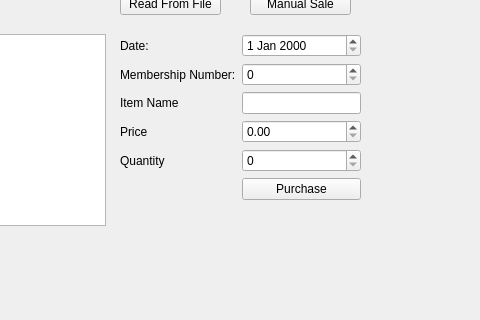
The window that make_sale/make_sale.ui (WinterCS003/CS008_Project1) describes before a commit, drawn with Qt 5; both pictures show x 170 to 650 and y 106 to 426 of the 800 by 600 pixel window.
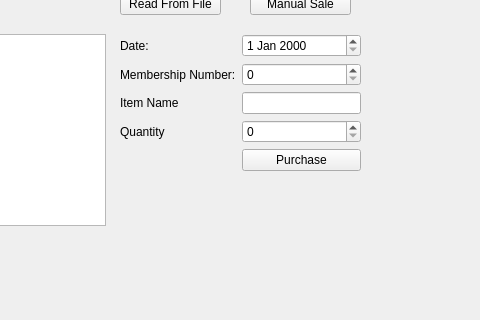
The same window after the commit.

Patch:
```diff
--- a/make_sale/make_sale.ui
+++ b/make_sale/make_sale.ui
@@ -65,6 +65,9 @@
        </property>
       </widget>
      </item>
+     <item row="1" column="1">
+      <widget class="QSpinBox" name="Id"/>
+     </item>
      <item row="2" column="0">
       <widget class="QLabel" name="nameLabel">
        <property name="text">
@@ -76,20 +79,16 @@
       <widget class="QLineEdit" name="itemName"/>
      </item>
      <item row="3" column="0">
-      <widget class="QLabel" name="priceLabel">
-       <property name="text">
-        <string>Price</string>
-       </property>
-      </widget>
-     </item>
-     <item row="4" column="0">
       <widget class="QLabel" name="quantityLabel">
        <property name="text">
         <string>Quantity</string>
        </property>
       </widget>
      </item>
-     <item row="5" column="1">
+     <item row="3" column="1">
+      <widget class="QSpinBox" name="quantity"/>
+     </item>
+     <item row="4" column="1">
       <layout class="QHBoxLayout" name="submitLayout">
        <item>
         <widget class="QPushButton" name="makePurchase">
@@ -100,15 +99,6 @@
        </item>
       </layout>
      </item>
-     <item row="1" column="1">
-      <widget class="QSpinBox" name="Id"/>
-     </item>
-     <item row="4" column="1">
-      <widget class="QSpinBox" name="quantity"/>
-     </item>
-     <item row="3" column="1">
-      <widget class="QDoubleSpinBox" name="itemPrice"/>
-     </item>
     </layout>
    </widget>
    <widget class="QWidget" name="verticalLayoutWidget">
```
